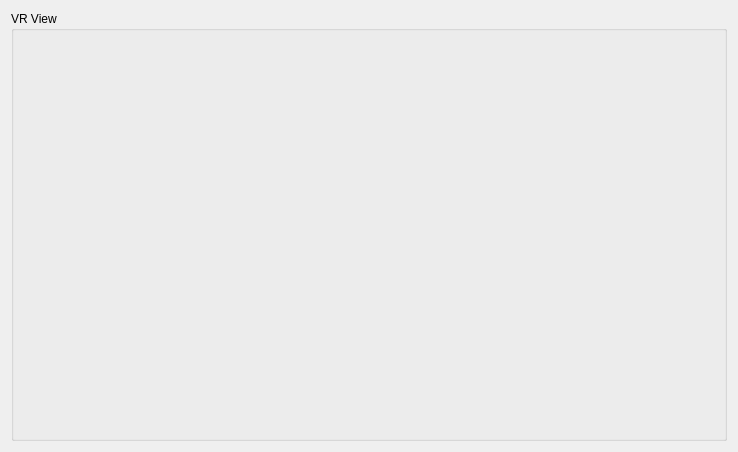
This is src/NeuroAnnoVR/EditorWindow.ui in Kouek/NeuroAnnoVR as Qt 5 draws it before an edit. The edited form follows.
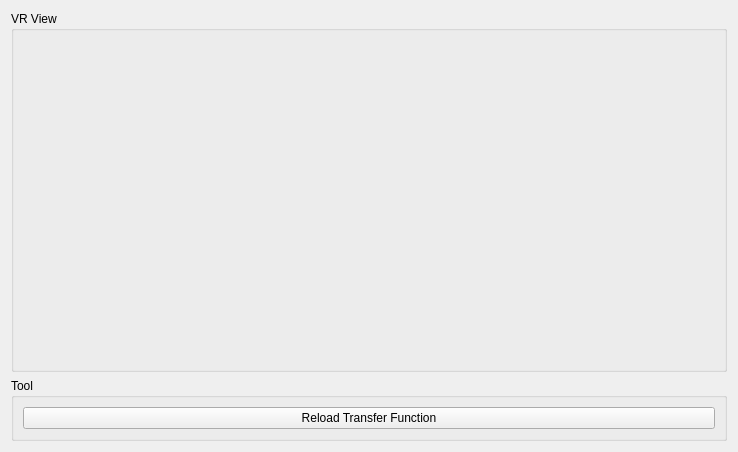
This is the edited form.

Commit message: add real-time Transfer Function reloading

Patch:
```diff
--- a/src/NeuroAnnoVR/EditorWindow.ui
+++ b/src/NeuroAnnoVR/EditorWindow.ui
@@ -13,7 +13,7 @@
   <property name="windowTitle">
    <string>NeuronAnnoVR</string>
   </property>
-  <layout class="QHBoxLayout" name="horizontalLayout">
+  <layout class="QVBoxLayout" name="verticalLayout">
    <item>
     <widget class="QGroupBox" name="groupBoxVRView">
      <property name="title">
@@ -22,6 +22,37 @@
      <layout class="QHBoxLayout" name="horizontalLayout_2"/>
     </widget>
    </item>
+   <item>
+    <widget class="QGroupBox" name="groupBoxTool">
+     <property name="sizePolicy">
+      <sizepolicy hsizetype="Preferred" vsizetype="Maximum">
+       <horstretch>0</horstretch>
+       <verstretch>0</verstretch>
+      </sizepolicy>
+     </property>
+     <property name="title">
+      <string>Tool</string>
+     </property>
+     <layout class="QGridLayout" name="gridLayout">
+      <property name="sizeConstraint">
+       <enum>QLayout::SetDefaultConstraint</enum>
+      </property>
+      <item row="0" column="0">
+       <widget class="QPushButton" name="pushButtonReloadTransferFunction">
+        <property name="sizePolicy">
+         <sizepolicy hsizetype="Minimum" vsizetype="Fixed">
+          <horstretch>0</horstretch>
+          <verstretch>0</verstretch>
+         </sizepolicy>
+        </property>
+        <property name="text">
+         <string>Reload Transfer Function</string>
+        </property>
+       </widget>
+      </item>
+     </layout>
+    </widget>
+   </item>
   </layout>
  </widget>
  <resources/>
```
The commit also changes 13 other files.
